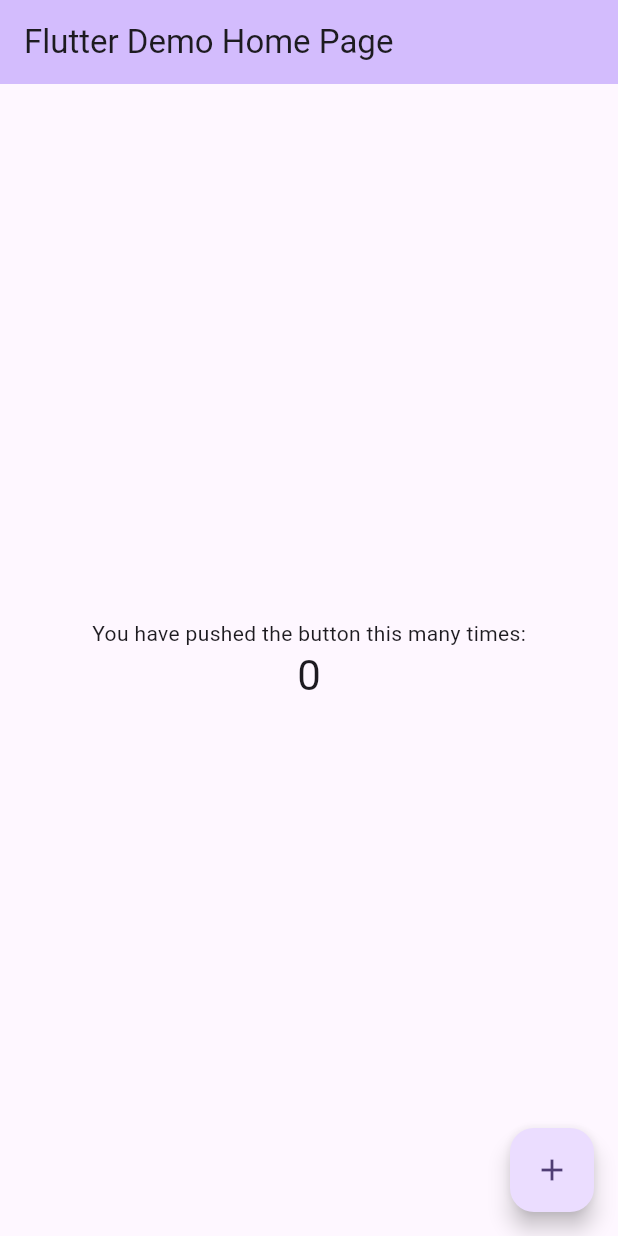
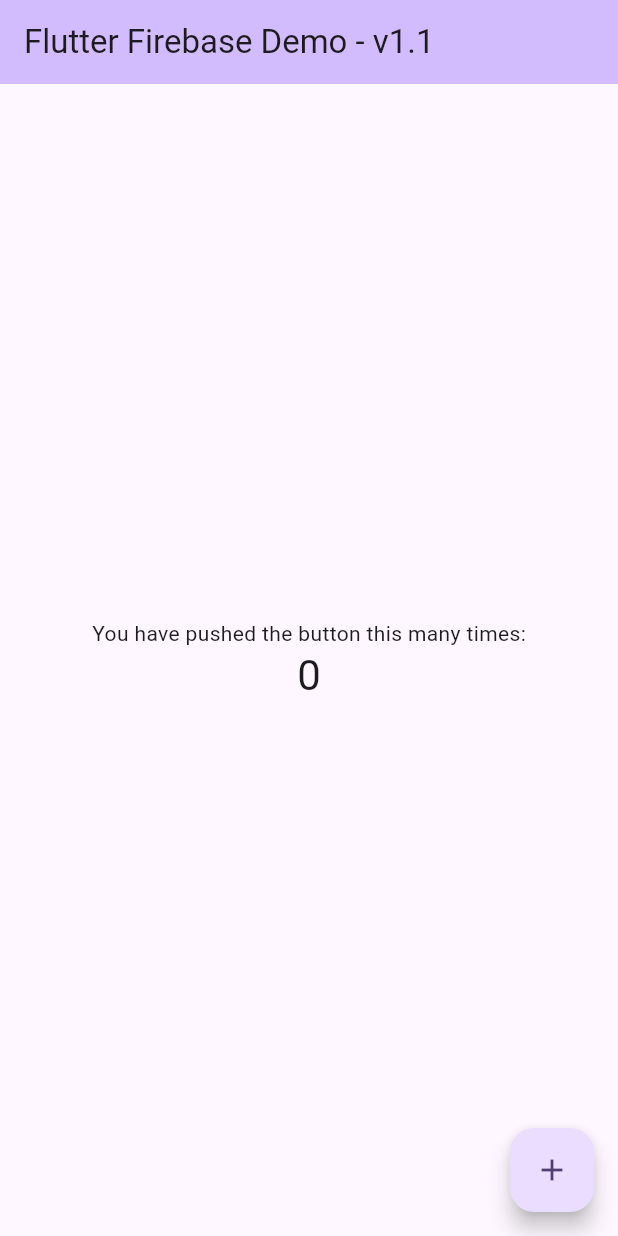
Before and after one commit to ivanchenoweth/flutter-idx-fb1, a Flutter app: the screen it shows after launch, on a phone screen of 412 x 824 dp. Run offline on Flutter 3.47's test engine with Material 3 defaults, Android fonts, the phone set to English and light mode, and no system bars; our stand-ins replace firebase_core; accounts and stored records are empty.

Commit message:
delete comments

```diff
--- a/lib/main.dart
+++ b/lib/main.dart
@@ -18,42 +18,18 @@ class MyApp extends StatelessWidget {
   @override
   Widget build(BuildContext context) {
     return MaterialApp(
-      title: 'Flutter Demo',
+      title: 'Flutter Demo - FBv1',
       theme: ThemeData(
-        // This is the theme of your application.
-        //
-        // TRY THIS: Try running your application with "flutter run". You'll see
-        // the application has a purple toolbar. Then, without quitting the app,
-        // try changing the seedColor in the colorScheme below to Colors.green
-        // and then invoke "hot reload" (save your changes or press the "hot
-        // reload" button in a Flutter-supported IDE, or press "r" if you used
-        // the command line to start the app).
-        //
-        // Notice that the counter didn't reset back to zero; the application
-        // state is not lost during the reload. To reset the state, use hot
-        // restart instead.
-        //
-        // This works for code too, not just values: Most code changes can be
-        // tested with just a hot reload.
         colorScheme: ColorScheme.fromSeed(seedColor: Colors.deepPurple),
         useMaterial3: true,
       ),
-      home: const MyHomePage(title: 'Flutter Demo Home Page'),
+      home: const MyHomePage(title: 'Flutter Firebase Demo - v1.1'),
     );
   }
 }
 
 class MyHomePage extends StatefulWidget {
   const MyHomePage({super.key, required this.title});
-
-  // This widget is the home page of your application. It is stateful, meaning
-  // that it has a State object (defined below) that contains fields that affect
-  // how it looks.
-
-  // This class is the configuration for the state. It holds the values (in this
-  // case the title) provided by the parent (in this case the App widget) and
-  // used by the build method of the State. Fields in a Widget subclass are
-  // always marked "final".
 
   final String title;
 
@@ -66,50 +42,20 @@ class _MyHomePageState extends State<MyHomePage> {
 
   void _incrementCounter() {
     setState(() {
-      // This call to setState tells the Flutter framework that something has
-      // changed in this State, which causes it to rerun the build method below
-      // so that the display can reflect the updated values. If we changed
-      // _counter without calling setState(), then the build method would not be
-      // called again, and so nothing would appear to happen.
       _counter++;
     });
   }
 
   @override
   Widget build(BuildContext context) {
-    // This method is rerun every time setState is called, for instance as done
-    // by the _incrementCounter method above.
-    //
-    // The Flutter framework has been optimized to make rerunning build methods
-    // fast, so that you can just rebuild anything that needs updating rather
-    // than having to individually change instances of widgets.
     return Scaffold(
       appBar: AppBar(
-        // TRY THIS: Try changing the color here to a specific color (to
-        // Colors.amber, perhaps?) and trigger a hot reload to see the AppBar
-        // change color while the other colors stay the same.
         backgroundColor: Theme.of(context).colorScheme.inversePrimary,
-        // Here we take the value from the MyHomePage object that was created by
-        // the App.build method, and use it to set our appbar title.
+
         title: Text(widget.title),
       ),
       body: Center(
-        // Center is a layout widget. It takes a single child and positions it
-        // in the middle of the parent.
         child: Column(
-          // Column is also a layout widget. It takes a list of children and
-          // arranges them vertically. By default, it sizes itself to fit its
-          // children horizontally, and tries to be as tall as its parent.
-          //
-          // Column has various properties to control how it sizes itself and
-          // how it positions its children. Here we use mainAxisAlignment to
-          // center the children vertically; the main axis here is the vertical
-          // axis because Columns are vertical (the cross axis would be
-          // horizontal).
-          //
-          // TRY THIS: Invoke "debug painting" (choose the "Toggle Debug Paint"
-          // action in the IDE, or press "p" in the console), to see the
-          // wireframe for each widget.
           mainAxisAlignment: MainAxisAlignment.center,
           children: <Widget>[
             const Text(
```
